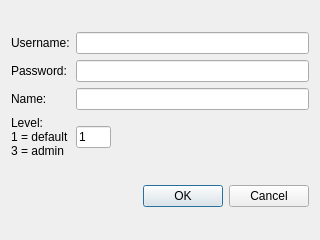
First picture: the form in ui/add_user.ui, repository jrile/eventhandler, before the edit.
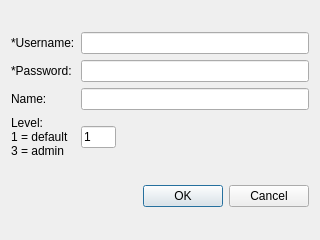
Second picture: the form after the edit.

The edit to the form file:
```diff
--- a/ui/add_user.ui
+++ b/ui/add_user.ui
@@ -19,7 +19,7 @@
      <item row="0" column="0">
       <widget class="QLabel" name="label">
        <property name="text">
-        <string>Username:</string>
+        <string>*Username:</string>
        </property>
       </widget>
      </item>
@@ -29,7 +29,7 @@
      <item row="1" column="0">
       <widget class="QLabel" name="label_2">
        <property name="text">
-        <string>Password:</string>
+        <string>*Password:</string>
        </property>
       </widget>
      </item>
```
